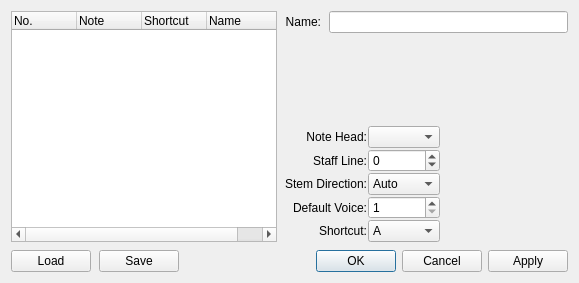
This is mscore/mscore/editdrumset.ui in musescore/musescore-old as Qt 5 draws it before an edit. The edited form follows.
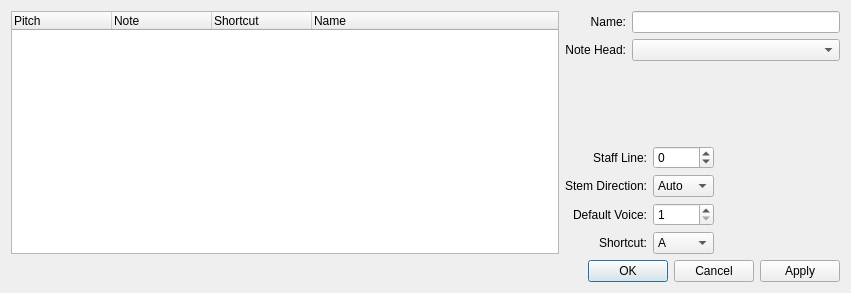
This is the edited form. Custom widgets are drawn as their Qt base class.

Diff of the .ui file:
```diff
--- a/mscore/mscore/editdrumset.ui
+++ b/mscore/mscore/editdrumset.ui
@@ -6,19 +6,64 @@
    <rect>
     <x>0</x>
     <y>0</y>
-    <width>579</width>
-    <height>283</height>
+    <width>851</width>
+    <height>293</height>
    </rect>
   </property>
   <property name="windowTitle">
    <string>MuseScore: Edit Drumset</string>
   </property>
-  <layout class="QVBoxLayout" name="verticalLayout">
-   <item>
     <layout class="QGridLayout" name="gridLayout_3">
-     <property name="spacing">
-      <number>8</number>
+   <item row="0" column="0" rowspan="3">
+    <widget class="QTreeWidget" name="pitchList">
+     <property name="alternatingRowColors">
+      <bool>true</bool>
      </property>
+     <property name="indentation">
+      <number>0</number>
+     </property>
+     <property name="rootIsDecorated">
+      <bool>false</bool>
+     </property>
+     <property name="allColumnsShowFocus">
+      <bool>true</bool>
+     </property>
+     <column>
+      <property name="text">
+       <string>Pitch</string>
+      </property>
+     </column>
+     <column>
+      <property name="text">
+       <string>Note</string>
+      </property>
+     </column>
+     <column>
+      <property name="text">
+       <string>Shortcut</string>
+      </property>
+     </column>
+     <column>
+      <property name="text">
+       <string>Name</string>
+      </property>
+     </column>
+     <item>
+      <property name="text">
+       <string/>
+      </property>
+      <property name="text">
+       <string/>
+      </property>
+      <property name="text">
+       <string/>
+      </property>
+      <property name="text">
+       <string/>
+      </property>
+     </item>
+    </widget>
+   </item>
      <item row="0" column="1" colspan="2">
       <layout class="QGridLayout" name="gridLayout_2">
        <item row="0" column="0">
@@ -34,14 +79,24 @@
        <item row="0" column="1">
         <widget class="QLineEdit" name="name"/>
        </item>
-      </layout>
+     <item row="1" column="0">
+      <widget class="QLabel" name="label_2">
+       <property name="text">
+        <string>Note Head:</string>
+       </property>
+       <property name="alignment">
+        <set>Qt::AlignRight|Qt::AlignTrailing|Qt::AlignVCenter</set>
+       </property>
+      </widget>
      </item>
      <item row="1" column="1">
+      <widget class="QComboBox" name="noteHead"/>
+     </item>
+    </layout>
+   </item>
+   <item row="2" column="1">
       <layout class="QGridLayout" name="gridLayout">
-       <property name="spacing">
-        <number>1</number>
-       </property>
-       <item row="2" column="0">
+     <item row="0" column="0">
         <widget class="QLabel" name="label_3">
          <property name="text">
           <string>Staff Line:</string>
@@ -51,14 +106,14 @@
          </property>
         </widget>
        </item>
-       <item row="2" column="1">
+     <item row="0" column="1">
         <widget class="QSpinBox" name="staffLine">
          <property name="minimum">
           <number>-12</number>
          </property>
         </widget>
        </item>
-       <item row="3" column="0">
+     <item row="1" column="0">
         <widget class="QLabel" name="label_4">
          <property name="text">
           <string>Stem Direction:</string>
@@ -68,7 +123,7 @@
          </property>
         </widget>
        </item>
-       <item row="3" column="1">
+     <item row="1" column="1">
         <widget class="QComboBox" name="stemDirection">
          <item>
           <property name="text">
@@ -87,7 +142,7 @@
          </item>
         </widget>
        </item>
-       <item row="4" column="0">
+     <item row="2" column="0">
         <widget class="QLabel" name="label_5">
          <property name="text">
           <string>Default Voice:</string>
@@ -97,7 +152,7 @@
          </property>
         </widget>
        </item>
-       <item row="4" column="1">
+     <item row="2" column="1">
         <widget class="QSpinBox" name="voice">
          <property name="minimum">
           <number>1</number>
@@ -107,7 +162,7 @@
          </property>
         </widget>
        </item>
-       <item row="5" column="0">
+     <item row="3" column="0">
         <widget class="QLabel" name="label_6">
          <property name="text">
           <string>Shortcut:</string>
@@ -117,7 +172,7 @@
          </property>
         </widget>
        </item>
-       <item row="5" column="1">
+     <item row="3" column="1">
         <widget class="QComboBox" name="shortcut">
          <item>
           <property name="text">
@@ -161,38 +216,12 @@
          </item>
         </widget>
        </item>
-       <item row="0" column="0">
-        <spacer name="verticalSpacer">
-         <property name="orientation">
-          <enum>Qt::Vertical</enum>
-         </property>
-         <property name="sizeHint" stdset="0">
-          <size>
-           <width>20</width>
-           <height>40</height>
-          </size>
-         </property>
-        </spacer>
-       </item>
-       <item row="1" column="0">
-        <widget class="QLabel" name="label_2">
-         <property name="text">
-          <string>Note Head:</string>
-         </property>
-         <property name="alignment">
-          <set>Qt::AlignRight|Qt::AlignTrailing|Qt::AlignVCenter</set>
-         </property>
-        </widget>
-       </item>
-       <item row="1" column="1">
-        <widget class="QComboBox" name="noteHead"/>
-       </item>
-      </layout>
-     </item>
-     <item row="1" column="2">
+    </layout>
+   </item>
+   <item row="2" column="2">
       <widget class="Palette" name="drumNote" native="true">
        <property name="sizePolicy">
-        <sizepolicy hsizetype="Fixed" vsizetype="Expanding">
+      <sizepolicy hsizetype="Preferred" vsizetype="Preferred">
          <horstretch>0</horstretch>
          <verstretch>0</verstretch>
         </sizepolicy>
@@ -205,36 +234,7 @@
        </property>
       </widget>
      </item>
-     <item row="2" column="0" colspan="3">
-      <layout class="QHBoxLayout" name="horizontalLayout">
-       <item>
-        <widget class="QPushButton" name="loadButton">
-         <property name="text">
-          <string>Load</string>
-         </property>
-        </widget>
-       </item>
-       <item>
-        <widget class="QPushButton" name="saveButton">
-         <property name="text">
-          <string>Save</string>
-         </property>
-        </widget>
-       </item>
-       <item>
-        <spacer name="horizontalSpacer">
-         <property name="orientation">
-          <enum>Qt::Horizontal</enum>
-         </property>
-         <property name="sizeHint" stdset="0">
-          <size>
-           <width>40</width>
-           <height>20</height>
-          </size>
-         </property>
-        </spacer>
-       </item>
-       <item>
+   <item row="3" column="0" colspan="3">
         <widget class="QDialogButtonBox" name="buttonBox">
          <property name="orientation">
           <enum>Qt::Horizontal</enum>
@@ -244,74 +244,18 @@
          </property>
         </widget>
        </item>
-      </layout>
-     </item>
-     <item row="0" column="0" rowspan="2">
-      <widget class="QTreeWidget" name="pitchList">
-       <property name="sizePolicy">
-        <sizepolicy hsizetype="MinimumExpanding" vsizetype="Expanding">
-         <horstretch>0</horstretch>
-         <verstretch>0</verstretch>
-        </sizepolicy>
-       </property>
-       <property name="alternatingRowColors">
-        <bool>true</bool>
-       </property>
-       <property name="indentation">
-        <number>0</number>
-       </property>
-       <property name="rootIsDecorated">
-        <bool>false</bool>
-       </property>
-       <property name="allColumnsShowFocus">
-        <bool>true</bool>
-       </property>
-       <attribute name="headerDefaultSectionSize">
-        <number>65</number>
-       </attribute>
-       <attribute name="headerMinimumSectionSize">
-        <number>20</number>
-       </attribute>
-       <attribute name="headerStretchLastSection">
-        <bool>true</bool>
-       </attribute>
-       <column>
-        <property name="text">
-         <string>No.</string>
-        </property>
-       </column>
-       <column>
-        <property name="text">
-         <string>Note</string>
-        </property>
-       </column>
-       <column>
-        <property name="text">
-         <string>Shortcut</string>
-        </property>
-       </column>
-       <column>
-        <property name="text">
-         <string>Name</string>
-        </property>
-       </column>
-       <item>
-        <property name="text">
-         <string/>
-        </property>
-        <property name="text">
-         <string/>
-        </property>
-        <property name="text">
-         <string/>
-        </property>
-        <property name="text">
-         <string/>
-        </property>
-       </item>
-      </widget>
-     </item>
-    </layout>
+   <item row="1" column="1">
+    <spacer name="verticalSpacer">
+     <property name="orientation">
+      <enum>Qt::Vertical</enum>
+     </property>
+     <property name="sizeHint" stdset="0">
+      <size>
+       <width>20</width>
+       <height>40</height>
+      </size>
+     </property>
+    </spacer>
    </item>
   </layout>
  </widget>
```
Lines whose indentation alone changed are shown as unchanged.
